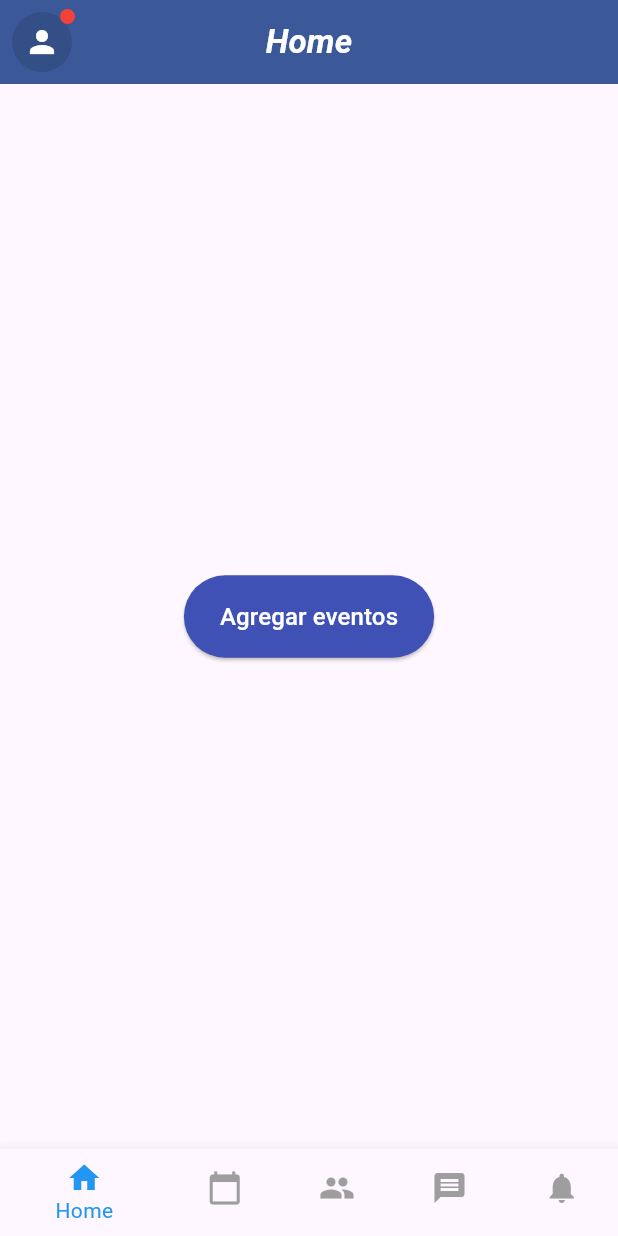
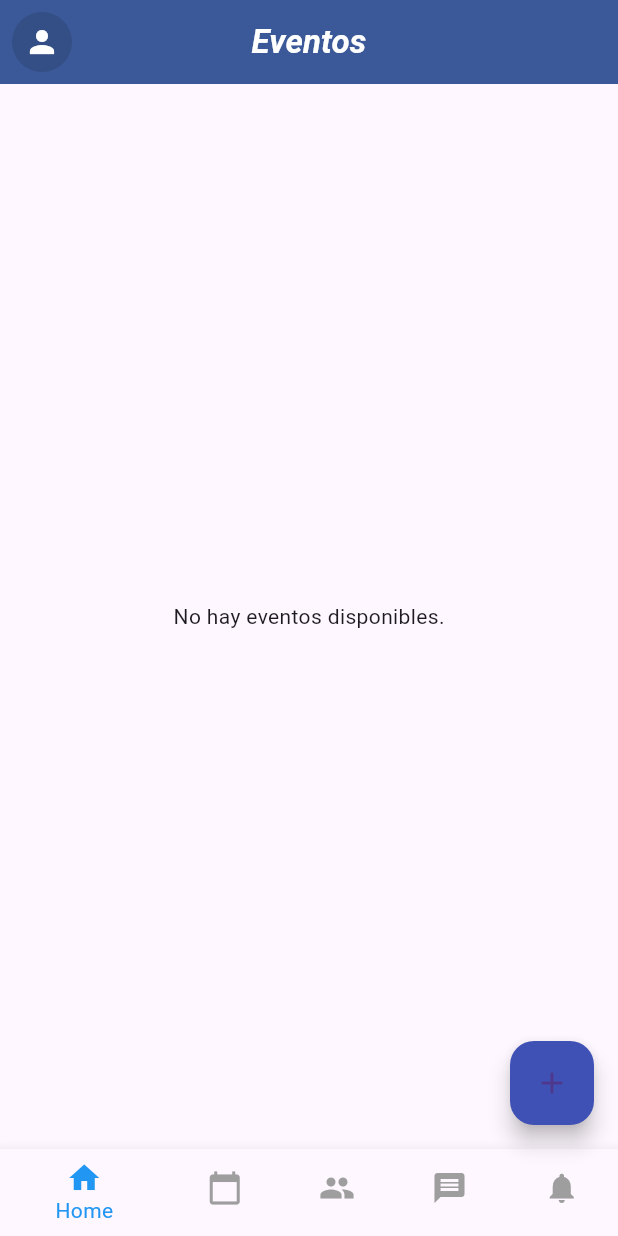
Before and after one commit to FABIANB3TANCOUR/ITEvent-supabase-, a Flutter app: the EventScreen screen opened directly, on a phone screen of 412 x 824 dp. Run offline on Flutter 3.47's test engine with Material 3 defaults, Android fonts, the phone set to English and light mode, and no system bars; our stand-ins replace supabase_flutter, table_calendar; accounts and stored records are empty.

Commit message:
muestra de eventos

```diff
--- a/lib/screens/admin/main.dart
+++ b/lib/screens/admin/main.dart
@@ -1,4 +1,5 @@
 import 'package:flutter/material.dart';
+import 'package:supabase_flutter/supabase_flutter.dart';
 
 import 'event_new.dart';
 import 'main_navigator.dart';
@@ -12,50 +13,67 @@ class EventScreen extends StatefulWidget {
 }
 
 class _EventScreenState extends State<EventScreen> {
+  /// Cliente de Supabase
+  final supabase = Supabase.instance.client;
+
+  /// Lista con los eventos obtenidos de la BD
+  List<dynamic> eventos = [];
+
+  /// Indicador de carga
+  bool isLoading = true;
+
+  @override
+  void initState() {
+    super.initState();
+    _cargarEventos();
+  }
+
+  /// Obtiene todos los eventos ordenados por fecha de inicio
+  Future<void> _cargarEventos() async {
+    setState(() => isLoading = true);
+    try {
+      final data = await supabase
+          .from('eventos')
+          .select()
+          .order('fecha_inicio');
+      if (mounted) {
+        setState(() {
+          eventos = data;
+          isLoading = false;
+        });
+      }
+    } catch (e) {
+      if (mounted) {
+        ScaffoldMessenger.of(
+          context,
+        ).showSnackBar(SnackBar(content: Text('Error al cargar eventos: $e')));
+        setState(() => isLoading = false);
+      }
+    }
+  }
+
+  /// Muestra un diálogo para crear un nuevo evento
   @override
   Widget build(BuildContext context) {
     return Scaffold(
       appBar: AppBar(
         backgroundColor: const Color(0xFF3B5998),
-        leading: Stack(
-          alignment: Alignment.topRight,
-          children: [
-            GestureDetector(
-              onTap: () {
-                Navigator.push(
+        leading: GestureDetector(
+          onTap:
+              () => Navigator.push(
                 context,
-                  MaterialPageRoute(builder: (context) => PerfilScreen()),
-                );
-              },
-              child: Stack(
-                alignment: Alignment.topRight,
-                children: [
-                  const Padding(
+                MaterialPageRoute(builder: (context) => const PerfilScreen()),
+              ),
+          child: const Padding(
             padding: EdgeInsets.all(8.0),
             child: CircleAvatar(
               backgroundColor: Colors.black12,
               child: Icon(Icons.person, color: Colors.white),
             ),
           ),
-                  Positioned(
-                    right: 6,
-                    top: 6,
-                    child: Container(
-                      width: 10,
-                      height: 10,
-                      decoration: const BoxDecoration(
-                        color: Colors.red,
-                        shape: BoxShape.circle,
-                      ),
-                    ),
-                  ),
-                ],
-              ),
-            ),
-          ],
         ),
         title: const Text(
-          'Home',
+          'Eventos',
           style: TextStyle(
             fontWeight: FontWeight.bold,
             fontStyle: FontStyle.italic,
@@ -64,23 +82,50 @@ class _EventScreenState extends State<EventScreen> {
         ),
         centerTitle: true,
       ),
-      body: Center(
-        child: ElevatedButton(
+      body:
+          isLoading
+              ? const Center(child: CircularProgressIndicator())
+              : eventos.isEmpty
+              ? const Center(child: Text('No hay eventos disponibles.'))
+              : RefreshIndicator(
+                onRefresh: _cargarEventos,
+                child: ListView.builder(
+                  padding: const EdgeInsets.symmetric(vertical: 8),
+                  itemCount: eventos.length,
+                  itemBuilder: (context, index) {
+                    final evento = eventos[index];
+                    return ListTile(
+                      contentPadding: const EdgeInsets.symmetric(
+                        horizontal: 20,
+                        vertical: 4,
+                      ),
+                      shape: RoundedRectangleBorder(
+                        borderRadius: BorderRadius.circular(12),
+                      ),
+                      title: Text(
+                        evento['nombre_evento'] ?? 'Sin nombre',
+                        style: const TextStyle(fontWeight: FontWeight.w600),
+                      ),
+                      subtitle: Text(
+                        '${evento['fecha_inicio']}  -  ${evento['fecha_fin']}',
+                      ),
+                      trailing: const Icon(Icons.arrow_forward_ios, size: 16),
+                      onTap: () {
+                        // Navegar a pantalla de detalles si la implementas
+                      },
+                    );
+                  },
+                ),
+              ),
+      floatingActionButton: FloatingActionButton(
+        backgroundColor: Colors.indigo,
         onPressed: () {
           Navigator.pushReplacement(
             context,
             MaterialPageRoute(builder: (_) => const NuevoEventoScreen()),
           );
         },
-          style: ElevatedButton.styleFrom(
-            backgroundColor: Colors.indigo,
-            padding: const EdgeInsets.symmetric(horizontal: 24, vertical: 16),
-          ),
-          child: const Text(
-            'Agregar eventos',
-            style: TextStyle(fontSize: 16, color: Colors.white),
-          ),
-        ),
+        child: const Icon(Icons.add),
       ),
       bottomNavigationBar: BottomNavigationBar(
         currentIndex: 0,
--- a/lib/screens/admin/main_navigator.dart
+++ b/lib/screens/admin/main_navigator.dart
@@ -3,7 +3,7 @@ import 'package:flutter/material.dart';
 import 'agenda.dart';
 // import 'asistentes.dart';
 import 'comunidad.dart';
-import 'main.dart';
+import 'envents_list.dart';
 import 'mensajes.dart';
 import 'notificaciones.dart';
 
@@ -12,7 +12,7 @@ void navigateToPage(BuildContext context, int index) {
     case 0:
       Navigator.pushReplacement(
         context,
-        MaterialPageRoute(builder: (_) => const EventScreen()),
+        MaterialPageRoute(builder: (_) => const EventsListAdmin()),
       );
       break;
     case 1:
```
Lines whose indentation alone changed are shown as unchanged.
